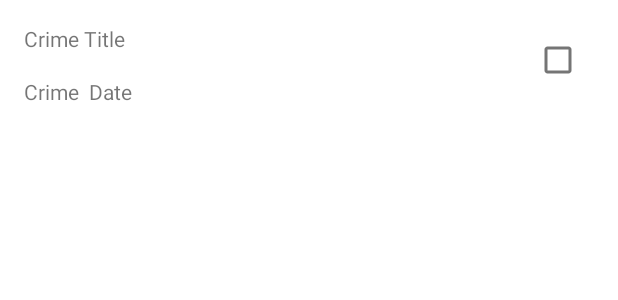
After one commit to Salad7/BigNerdRanch-Android, an Android app: the layout list_item_crime.xml on its own in the app's theme, with its tools: preview values and no code run, on a phone screen of 412 x 824 dp. The commit adds this screen. Shown: the top 300 px of the screen. Run offline under Robolectric (Android 15) with nearby library versions, the phone set to English and light mode, and no system bars.

Commit message:
Pg 192 finished on chapter 10

```diff
--- /dev/null
+++ b/CriminalIntent/app/src/main/res/layout/list_item_crime.xml
@@ -0,0 +1,36 @@
+<?xml version="1.0" encoding="utf-8"?>
+<androidx.constraintlayout.widget.ConstraintLayout xmlns:android="http://schemas.android.com/apk/res/android"
+    xmlns:app="http://schemas.android.com/apk/res-auto"
+    xmlns:tools="http://schemas.android.com/tools"
+    android:layout_width="match_parent"
+    android:layout_height="wrap_content">
+
+    <CheckBox
+        android:id="@+id/list_item_crime_solved_check_box"
+        android:layout_width="wrap_content"
+        android:layout_height="wrap_content"
+        android:layout_marginTop="16dp"
+        android:layout_marginEnd="16dp"
+        app:layout_constraintEnd_toEndOf="parent"
+        app:layout_constraintTop_toTopOf="parent" />
+
+    <TextView
+        android:id="@+id/list_item_crime_date_text_view"
+        android:layout_width="wrap_content"
+        android:layout_height="wrap_content"
+        android:layout_marginStart="16dp"
+        android:layout_marginTop="16dp"
+        android:text="Crime  Date"
+        app:layout_constraintStart_toStartOf="parent"
+        app:layout_constraintTop_toBottomOf="@+id/list_item_crime_title_text_view" />
+
+    <TextView
+        android:id="@+id/list_item_crime_title_text_view"
+        android:layout_width="wrap_content"
+        android:layout_height="wrap_content"
+        android:layout_marginStart="16dp"
+        android:layout_marginTop="16dp"
+        android:text="Crime Title"
+        app:layout_constraintStart_toStartOf="parent"
+        app:layout_constraintTop_toTopOf="parent" />
+</androidx.constraintlayout.widget.ConstraintLayout>
```
Also changed, not shown: CriminalIntent/app/src/main/java/com/example/criminalintent/CrimeListFragment.java (+19 -4 lines).
